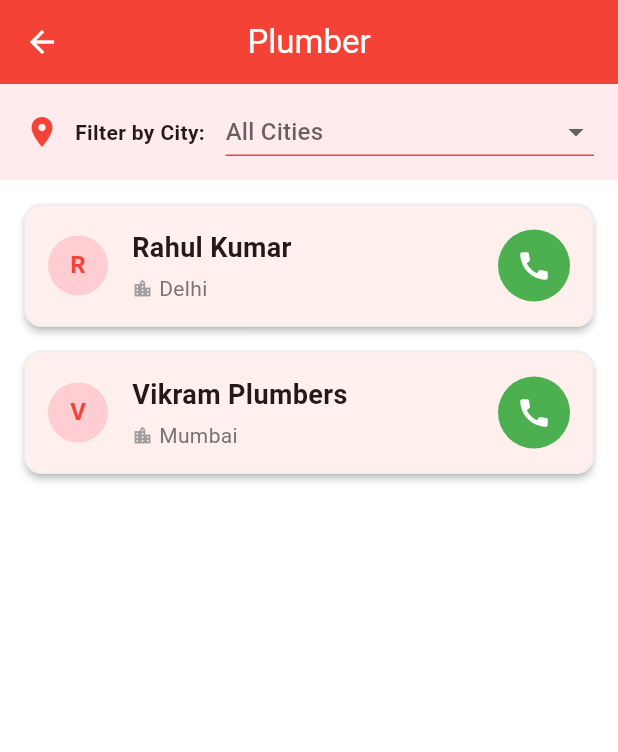
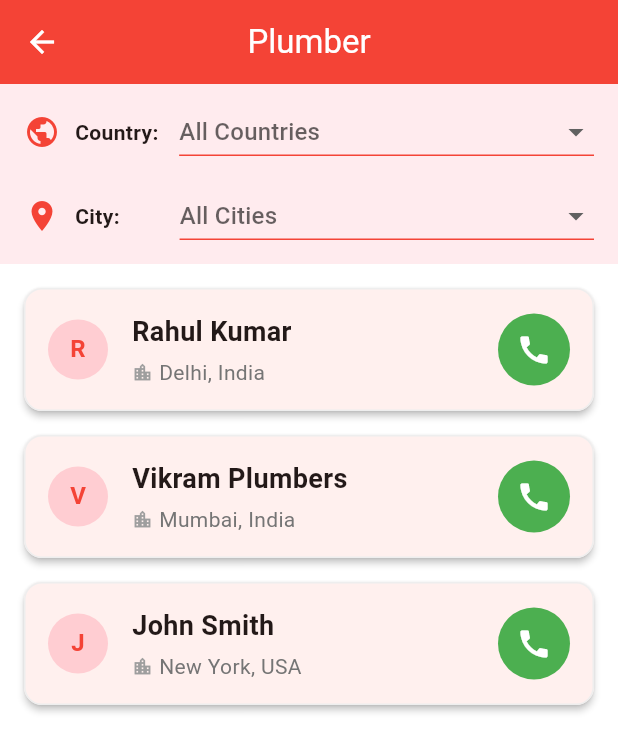
Before and after one commit to could-ai/019aefd3-090f-72a0-b036-e89484d7a844, a Flutter app: the screen it shows after launch, after a tap on "Plumber", on a phone screen of 412 x 824 dp. Shown: the top 752 px of the screen. Run offline on Flutter 3.47's test engine with Material 3 defaults, Android fonts, the phone set to English and light mode, and no system bars.

Commit message:
Added country field to Technician model; Updated mock data to include country field and added getCountries method; Added Country input field to Add Service form; Added Country filter and display logic to Category List Screen

```diff
--- a/usr/lib/models/technician.dart
+++ b/usr/lib/models/technician.dart
@@ -3,6 +3,7 @@ class Technician {
   final String name;
   final String phone;
   final String city;
+  final String country;
   final String category;
 
   Technician({
@@ -10,6 +11,7 @@ class Technician {
     required this.name,
     required this.phone,
     required this.city,
+    required this.country,
     required this.category,
   });
 }
--- a/usr/lib/screens/add_service_screen.dart
+++ b/usr/lib/screens/add_service_screen.dart
@@ -14,6 +14,7 @@ class _AddServiceScreenState extends State<AddServiceScreen> {
   final _nameController = TextEditingController();
   final _phoneController = TextEditingController();
   final _cityController = TextEditingController();
+  final _countryController = TextEditingController();
 
   String _selectedCategory = 'Plumber';
   final List<String> _categories = ['Plumber', 'Electrician', 'AC Technician', 'Cleaning'];
@@ -23,6 +24,7 @@ class _AddServiceScreenState extends State<AddServiceScreen> {
     _nameController.dispose();
     _phoneController.dispose();
     _cityController.dispose();
+    _countryController.dispose();
     super.dispose();
   }
 
@@ -33,6 +35,7 @@ class _AddServiceScreenState extends State<AddServiceScreen> {
         name: _nameController.text,
         phone: _phoneController.text,
         city: _cityController.text,
+        country: _countryController.text,
         category: _selectedCategory,
       );
 
@@ -123,6 +126,26 @@ class _AddServiceScreenState extends State<AddServiceScreen> {
               ),
               const SizedBox(height: 20),
 
+              // Country Field
+              TextFormField(
+                controller: _countryController,
+                decoration: const InputDecoration(
+                  labelText: 'Country',
+                  prefixIcon: Icon(Icons.public, color: Colors.red),
+                  border: OutlineInputBorder(),
+                  focusedBorder: OutlineInputBorder(
+                    borderSide: BorderSide(color: Colors.red, width: 2),
+                  ),
+                ),
+                validator: (value) {
+                  if (value == null || value.isEmpty) {
+                    return 'Please enter your country';
+                  }
+                  return null;
+                },
+              ),
+              const SizedBox(height: 20),
+
               // City Field
               TextFormField(
                 controller: _cityController,
--- a/usr/lib/screens/category_list_screen.dart
+++ b/usr/lib/screens/category_list_screen.dart
@@ -17,7 +17,9 @@ class _CategoryListScreenState extends State<CategoryListScreen> {
   List<Technician> _allTechnicians = [];
   List<Technician> _filteredTechnicians = [];
   String? _selectedCity;
+  String? _selectedCountry;
   List<String> _cities = [];
+  List<String> _countries = [];
 
   @override
   void initState() {
@@ -28,18 +30,17 @@ class _CategoryListScreenState extends State<CategoryListScreen> {
   void _loadData() {
     _allTechnicians = _dataService.getTechniciansByCategory(widget.categoryName);
     _cities = _dataService.getCities();
+    _countries = _dataService.getCountries();
     _filterData();
   }
 
   void _filterData() {
     setState(() {
-      if (_selectedCity == null || _selectedCity == 'All Cities') {
-        _filteredTechnicians = _allTechnicians;
-      } else {
-        _filteredTechnicians = _allTechnicians
-            .where((t) => t.city.toLowerCase() == _selectedCity!.toLowerCase())
-            .toList();
-      }
+      _filteredTechnicians = _allTechnicians.where((t) {
+        final matchesCity = _selectedCity == null || _selectedCity == 'All Cities' || t.city.toLowerCase() == _selectedCity!.toLowerCase();
+        final matchesCountry = _selectedCountry == null || _selectedCountry == 'All Countries' || t.country.toLowerCase() == _selectedCountry!.toLowerCase();
+        return matchesCity && matchesCountry;
+      }).toList();
     });
   }
 
@@ -75,15 +76,54 @@ class _CategoryListScreenState extends State<CategoryListScreen> {
       ),
       body: Column(
         children: [
-          // City Filter
+          // Filters Container
           Container(
             padding: const EdgeInsets.symmetric(horizontal: 16, vertical: 8),
             color: Colors.red.shade50,
-            child: Row(
+            child: Column(
+              children: [
+                // Country Filter
+                Row(
+                  children: [
+                    const Icon(Icons.public, color: Colors.red),
+                    const SizedBox(width: 10),
+                    const Text('Country: ', style: TextStyle(fontWeight: FontWeight.bold)),
+                    const SizedBox(width: 10),
+                    Expanded(
+                      child: DropdownButton<String>(
+                        value: _selectedCountry,
+                        hint: const Text('All Countries'),
+                        isExpanded: true,
+                        underline: Container(height: 1, color: Colors.red),
+                        items: [
+                          const DropdownMenuItem(
+                            value: 'All Countries',
+                            child: Text('All Countries'),
+                          ),
+                          ..._countries.map((String country) {
+                            return DropdownMenuItem(
+                              value: country,
+                              child: Text(country),
+                            );
+                          }),
+                        ],
+                        onChanged: (String? newValue) {
+                          setState(() {
+                            _selectedCountry = newValue;
+                            _filterData();
+                          });
+                        },
+                      ),
+                    ),
+                  ],
+                ),
+                const SizedBox(height: 8),
+                // City Filter
+                Row(
                   children: [
                     const Icon(Icons.location_on, color: Colors.red),
                     const SizedBox(width: 10),
-                const Text('Filter by City: ', style: TextStyle(fontWeight: FontWeight.bold)),
+                    const Text('City:        ', style: TextStyle(fontWeight: FontWeight.bold)), // Spacing to align with Country
                     const SizedBox(width: 10),
                     Expanded(
                       child: DropdownButton<String>(
@@ -113,6 +153,8 @@ class _CategoryListScreenState extends State<CategoryListScreen> {
                     ),
                   ],
                 ),
+              ],
+            ),
           ),
 
           // List
@@ -125,7 +167,7 @@ class _CategoryListScreenState extends State<CategoryListScreen> {
                         Icon(Icons.search_off, size: 64, color: Colors.grey[400]),
                         const SizedBox(height: 16),
                         Text(
-                          'No ${_selectedCity ?? ""} ${widget.categoryName}s found.',
+                          'No ${widget.categoryName}s found.',
                           style: TextStyle(color: Colors.grey[600]),
                         ),
                       ],
@@ -175,7 +217,7 @@ class _CategoryListScreenState extends State<CategoryListScreen> {
                                         const Icon(Icons.location_city, size: 14, color: Colors.grey),
                                         const SizedBox(width: 4),
                                         Text(
-                                          tech.city,
+                                          '${tech.city}, ${tech.country}',
                                           style: TextStyle(color: Colors.grey[600]),
                                         ),
                                       ],
--- a/usr/lib/services/data_service.dart
+++ b/usr/lib/services/data_service.dart
@@ -8,14 +8,16 @@ class DataService {
 
   // Mock Data
   final List<Technician> _technicians = [
-    Technician(id: '1', name: 'Rahul Kumar', phone: '9876543210', city: 'Delhi', category: 'Plumber'),
-    Technician(id: '2', name: 'Amit Singh', phone: '9876543211', city: 'Mumbai', category: 'Electrician'),
-    Technician(id: '3', name: 'Suresh Sharma', phone: '9876543212', city: 'Delhi', category: 'AC Technician'),
-    Technician(id: '4', name: 'CleanPro Services', phone: '9876543213', city: 'Bangalore', category: 'Cleaning'),
-    Technician(id: '5', name: 'Vikram Plumbers', phone: '9876543214', city: 'Mumbai', category: 'Plumber'),
-    Technician(id: '6', name: 'Fast Electric', phone: '9876543215', city: 'Bangalore', category: 'Electrician'),
-    Technician(id: '7', name: 'Cool Air Fix', phone: '9876543216', city: 'Delhi', category: 'AC Technician'),
-    Technician(id: '8', name: 'Home Shine', phone: '9876543217', city: 'Mumbai', category: 'Cleaning'),
+    Technician(id: '1', name: 'Rahul Kumar', phone: '9876543210', city: 'Delhi', country: 'India', category: 'Plumber'),
+    Technician(id: '2', name: 'Amit Singh', phone: '9876543211', city: 'Mumbai', country: 'India', category: 'Electrician'),
+    Technician(id: '3', name: 'Suresh Sharma', phone: '9876543212', city: 'Delhi', country: 'India', category: 'AC Technician'),
+    Technician(id: '4', name: 'CleanPro Services', phone: '9876543213', city: 'Bangalore', country: 'India', category: 'Cleaning'),
+    Technician(id: '5', name: 'Vikram Plumbers', phone: '9876543214', city: 'Mumbai', country: 'India', category: 'Plumber'),
+    Technician(id: '6', name: 'Fast Electric', phone: '9876543215', city: 'Bangalore', country: 'India', category: 'Electrician'),
+    Technician(id: '7', name: 'Cool Air Fix', phone: '9876543216', city: 'Delhi', country: 'India', category: 'AC Technician'),
+    Technician(id: '8', name: 'Home Shine', phone: '9876543217', city: 'Mumbai', country: 'India', category: 'Cleaning'),
+    Technician(id: '9', name: 'John Smith', phone: '1234567890', city: 'New York', country: 'USA', category: 'Plumber'),
+    Technician(id: '10', name: 'Mike Johnson', phone: '1234567891', city: 'London', country: 'UK', category: 'Electrician'),
   ];
 
   List<Technician> getTechniciansByCategory(String category) {
@@ -26,6 +28,10 @@ class DataService {
     return _technicians.map((t) => t.city).toSet().toList()..sort();
   }
 
+  List<String> getCountries() {
+    return _technicians.map((t) => t.country).toSet().toList()..sort();
+  }
+
   void addTechnician(Technician technician) {
     _technicians.add(technician);
   }
```
Lines whose indentation alone changed are shown as unchanged.
